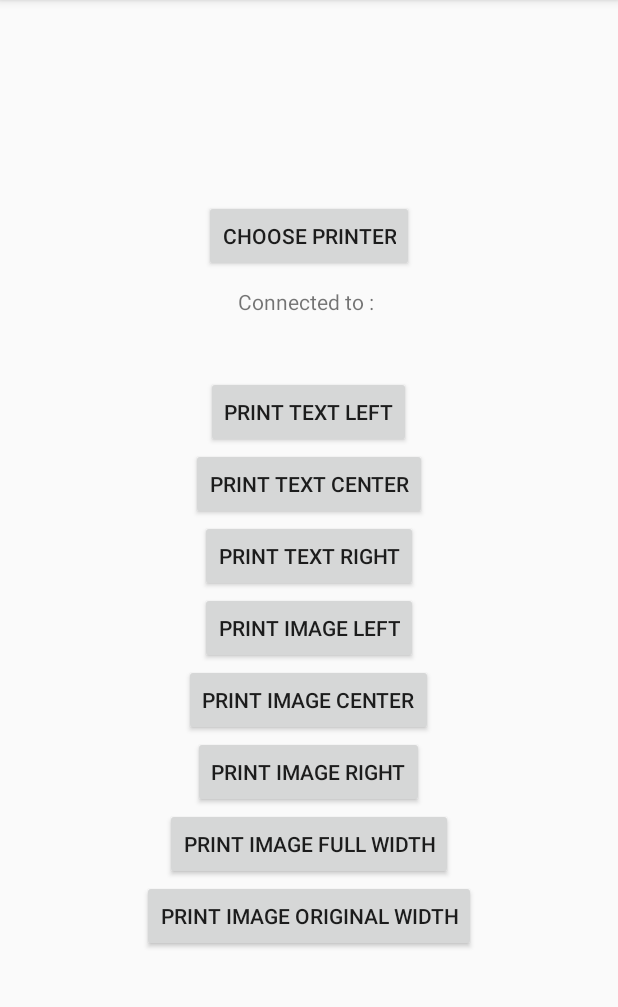
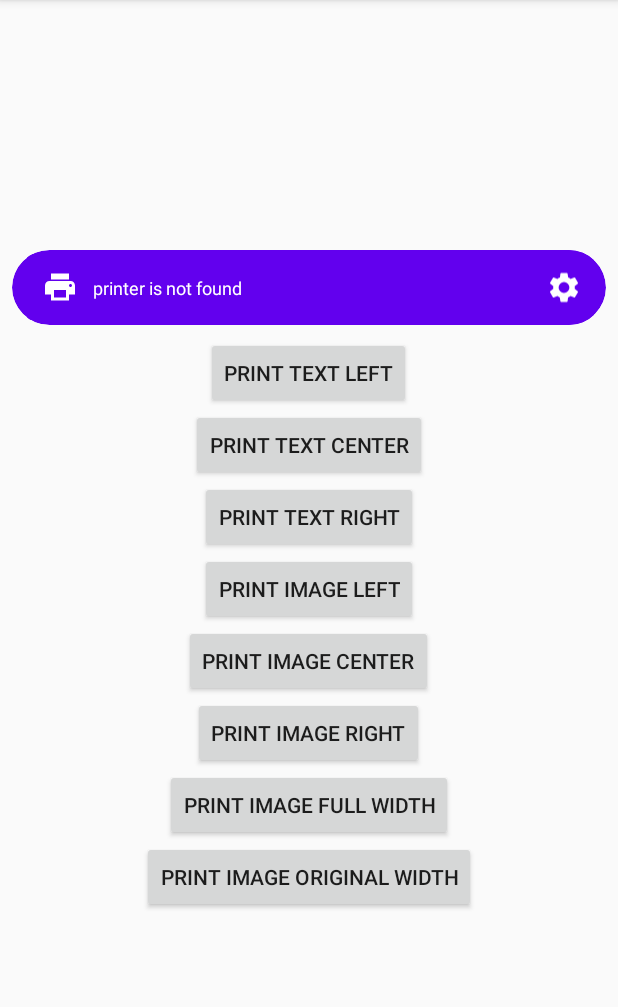
Before and after one commit to anggastudio/Printama, an Android app: the screen it shows after launch (MainActivity), on a phone screen of 412 x 824 dp, the part 84-1091 px from its top. Run offline under Robolectric (Android 15) with nearby library versions, the phone set to English and light mode, and no system bars.

Commit message:
redesign connect printer button and added test printer method

```diff
--- a/app/build.gradle
+++ b/app/build.gradle
@@ -33,6 +33,7 @@ dependencies {
 
     implementation 'androidx.appcompat:appcompat:1.1.0'
     implementation 'androidx.constraintlayout:constraintlayout:1.1.3'
+    implementation 'androidx.cardview:cardview:1.0.0'
     testImplementation 'junit:junit:4.12'
     androidTestImplementation 'androidx.test.ext:junit:1.1.1'
     androidTestImplementation 'androidx.test.espresso:espresso-core:3.2.0'
--- a/app/src/main/java/com/anggastudio/sample/MainActivity.java
+++ b/app/src/main/java/com/anggastudio/sample/MainActivity.java
@@ -7,6 +7,7 @@ import android.graphics.Canvas;
 import android.graphics.drawable.Drawable;
 import android.os.Build;
 import android.os.Bundle;
+import android.view.View;
 import android.widget.TextView;
 import android.widget.Toast;
 
@@ -22,7 +23,7 @@ public class MainActivity extends AppCompatActivity {
     protected void onCreate(Bundle savedInstanceState) {
         super.onCreate(savedInstanceState);
         setContentView(R.layout.activity_main);
-        findViewById(R.id.btn_scan).setOnClickListener(v -> showPrinterList());
+        findViewById(R.id.btn_choose_printer).setOnClickListener(v -> showPrinterList());
         findViewById(R.id.btn_print_text_left).setOnClickListener(v -> printTextLeft());
         findViewById(R.id.btn_print_text_center).setOnClickListener(v -> printTextCenter());
         findViewById(R.id.btn_print_text_right).setOnClickListener(v -> printTextRight());
@@ -36,9 +37,17 @@ public class MainActivity extends AppCompatActivity {
     private void showPrinterList() {
         Printama.showPrinterList(this, printerName -> {
             Toast.makeText(this, printerName, Toast.LENGTH_SHORT).show();
-            TextView connectedTo = findViewById(R.id.tv_connected_to);
+            TextView connectedTo = findViewById(R.id.tv_printer_info);
             connectedTo.setText("Connected to : " + printerName);
+            if (!printerName.contains("failed")) {
+                findViewById(R.id.btn_printer_test).setVisibility(View.VISIBLE);
+                findViewById(R.id.btn_printer_test).setOnClickListener(v -> testPrinter());
+            }
         });
+    }
+
+    private void testPrinter() {
+        Printama.with(this).printTest();
     }
 
     private void printTextLeft() {
--- /dev/null
+++ b/app/src/main/res/drawable-v24/ic_print_white.xml
@@ -0,0 +1,10 @@
+<vector android:height="24dp"
+    android:tint="@color/colorWhite"
+    android:viewportHeight="24.0"
+    android:viewportWidth="24.0"
+    android:width="24dp"
+    xmlns:android="http://schemas.android.com/apk/res/android">
+    <path
+        android:fillColor="#FF000000"
+        android:pathData="M19,8L5,8c-1.66,0 -3,1.34 -3,3v6h4v4h12v-4h4v-6c0,-1.66 -1.34,-3 -3,-3zM16,19L8,19v-5h8v5zM19,12c-0.55,0 -1,-0.45 -1,-1s0.45,-1 1,-1 1,0.45 1,1 -0.45,1 -1,1zM18,3L6,3v4h12L18,3z" />
+</vector>
--- /dev/null
+++ b/app/src/main/res/drawable-v24/ic_settings.xml
@@ -0,0 +1,10 @@
+<vector android:height="24dp"
+    android:tint="#FFFFFF"
+    android:viewportHeight="24"
+    android:viewportWidth="24"
+    android:width="24dp"
+    xmlns:android="http://schemas.android.com/apk/res/android">
+    <path
+        android:fillColor="#FF000000"
+        android:pathData="M19.1,12.9a2.8,2.8 0,0 0,0.1 -0.9,2.8 2.8,0 0,0 -0.1,-0.9l2.1,-1.6a0.7,0.7 0,0 0,0.1 -0.6L19.4,5.5a0.7,0.7 0,0 0,-0.6 -0.2l-2.4,1a6.5,6.5 0,0 0,-1.6 -0.9l-0.4,-2.6a0.5,0.5 0,0 0,-0.5 -0.4H10.1a0.5,0.5 0,0 0,-0.5 0.4L9.3,5.4a5.6,5.6 0,0 0,-1.7 0.9l-2.4,-1a0.4,0.4 0,0 0,-0.5 0.2l-2,3.4c-0.1,0.2 0,0.4 0.2,0.6l2,1.6a2.8,2.8 0,0 0,-0.1 0.9,2.8 2.8,0 0,0 0.1,0.9L2.8,14.5a0.7,0.7 0,0 0,-0.1 0.6l1.9,3.4a0.7,0.7 0,0 0,0.6 0.2l2.4,-1a6.5,6.5 0,0 0,1.6 0.9l0.4,2.6a0.5,0.5 0,0 0,0.5 0.4h3.8a0.5,0.5 0,0 0,0.5 -0.4l0.3,-2.6a5.6,5.6 0,0 0,1.7 -0.9l2.4,1a0.4,0.4 0,0 0,0.5 -0.2l2,-3.4c0.1,-0.2 0,-0.4 -0.2,-0.6ZM12,15.6A3.6,3.6 0,1 1,15.6 12,3.6 3.6,0 0,1 12,15.6Z" />
+</vector>
--- a/app/src/main/res/layout/activity_main.xml
+++ b/app/src/main/res/layout/activity_main.xml
@@ -1,5 +1,6 @@
 <?xml version="1.0" encoding="utf-8"?>
 <LinearLayout xmlns:android="http://schemas.android.com/apk/res/android"
+    xmlns:app="http://schemas.android.com/apk/res-auto"
     xmlns:tools="http://schemas.android.com/tools"
     android:layout_width="match_parent"
     android:layout_height="match_parent"
@@ -7,19 +8,92 @@
     android:orientation="vertical"
     tools:context=".MainActivity">
 
-    <Button
-        android:id="@+id/btn_scan"
-        android:layout_width="wrap_content"
+    <LinearLayout
+        android:layout_width="match_parent"
         android:layout_height="wrap_content"
-        android:text="Choose Printer" />
+        android:orientation="horizontal">
 
-    <TextView
-        android:id="@+id/tv_connected_to"
-        android:layout_width="wrap_content"
-        android:layout_height="wrap_content"
-        android:layout_marginBottom="30dp"
-        android:padding="10dp"
-        android:text="Connected to : " />
+        <androidx.cardview.widget.CardView
+            android:id="@+id/btn_printer_settings"
+            android:layout_width="0dp"
+            android:layout_height="wrap_content"
+            android:layout_margin="8dp"
+            android:layout_weight="1"
+            app:cardBackgroundColor="@color/colorPrimary"
+            app:cardCornerRadius="25dp"
+            app:cardElevation="0dp">
+
+            <LinearLayout
+                android:layout_width="match_parent"
+                android:layout_height="50dp"
+                android:gravity="center"
+                android:orientation="horizontal">
+
+                <androidx.appcompat.widget.AppCompatImageView
+                    android:layout_width="wrap_content"
+                    android:layout_height="wrap_content"
+                    android:layout_marginStart="10dp"
+                    android:layout_marginLeft="10dp"
+                    android:adjustViewBounds="true"
+                    android:background="@color/colorPrimary"
+                    android:gravity="center|start"
+                    android:padding="10dp"
+                    android:src="@drawable/ic_print_white" />
+
+                <androidx.appcompat.widget.AppCompatTextView
+                    android:id="@+id/tv_printer_info"
+                    android:layout_width="0dp"
+                    android:layout_height="wrap_content"
+                    android:layout_weight="1"
+                    android:background="@color/colorPrimary"
+                    android:drawablePadding="8dp"
+                    android:gravity="center|start"
+                    android:text="printer is not found"
+                    android:textColor="@color/colorWhite"
+                    android:textSize="12sp" />
+
+                <androidx.appcompat.widget.AppCompatImageView
+                    android:id="@+id/btn_choose_printer"
+                    android:layout_width="wrap_content"
+                    android:layout_height="match_parent"
+                    android:layout_marginEnd="8dp"
+                    android:layout_marginRight="8dp"
+                    android:background="@color/colorPrimary"
+                    android:gravity="center"
+                    android:padding="8dp"
+                    android:src="@drawable/ic_settings" />
+
+            </LinearLayout>
+
+        </androidx.cardview.widget.CardView>
+
+        <androidx.cardview.widget.CardView
+            android:id="@+id/btn_printer_test"
+            android:layout_width="50dp"
+            android:layout_height="50dp"
+            android:layout_marginTop="8dp"
+            android:layout_marginEnd="8dp"
+            android:layout_marginRight="8dp"
+            android:layout_marginBottom="8dp"
+            android:visibility="gone"
+            app:cardBackgroundColor="@color/colorPrimary"
+            app:cardCornerRadius="25dp"
+            app:cardElevation="0dp"
+            tools:visibility="visible">
+
+            <androidx.appcompat.widget.AppCompatTextView
+                android:layout_width="match_parent"
+                android:layout_height="match_parent"
+                android:layout_weight="1"
+                android:background="@color/colorPrimary"
+                android:gravity="center"
+                android:text="Test"
+                android:textColor="@color/colorWhite"
+                android:textSize="12sp" />
+
+        </androidx.cardview.widget.CardView>
+
+    </LinearLayout>
 
     <Button
         android:id="@+id/btn_print_text_left"
--- a/printama/src/main/java/com/anggastudio/printama/Printama.java
+++ b/printama/src/main/java/com/anggastudio/printama/Printama.java
@@ -16,6 +16,7 @@ public class Printama {
     public static final int LEFT = 0;
     public static final int FULL_WIDTH = -1;
     public static final int ORIGINAL_WIDTH = 0;
+    private static Printama printama;
     private final PrinterUtil util;
     private BluetoothDevice printer;
 
@@ -23,6 +24,16 @@ public class Printama {
         Pref.init(context);
         printer = getPrinter();
         util = new PrinterUtil(printer);
+    }
+
+    public void printTest() {
+        printama.connect(printama -> {
+            printama.printText(Printama.LEFT,
+                    "-------------\n" +
+                            "Print Test\n" +
+                            "------------------\n");
+            printama.close();
+        });
     }
 
     public interface Callback {
@@ -36,7 +47,8 @@ public class Printama {
     }
 
     public static Printama with(Context context) {
-        return new Printama(context);
+        printama = new Printama(context);
+        return printama;
     }
 
     public static BluetoothDevice getPrinter() {
```
